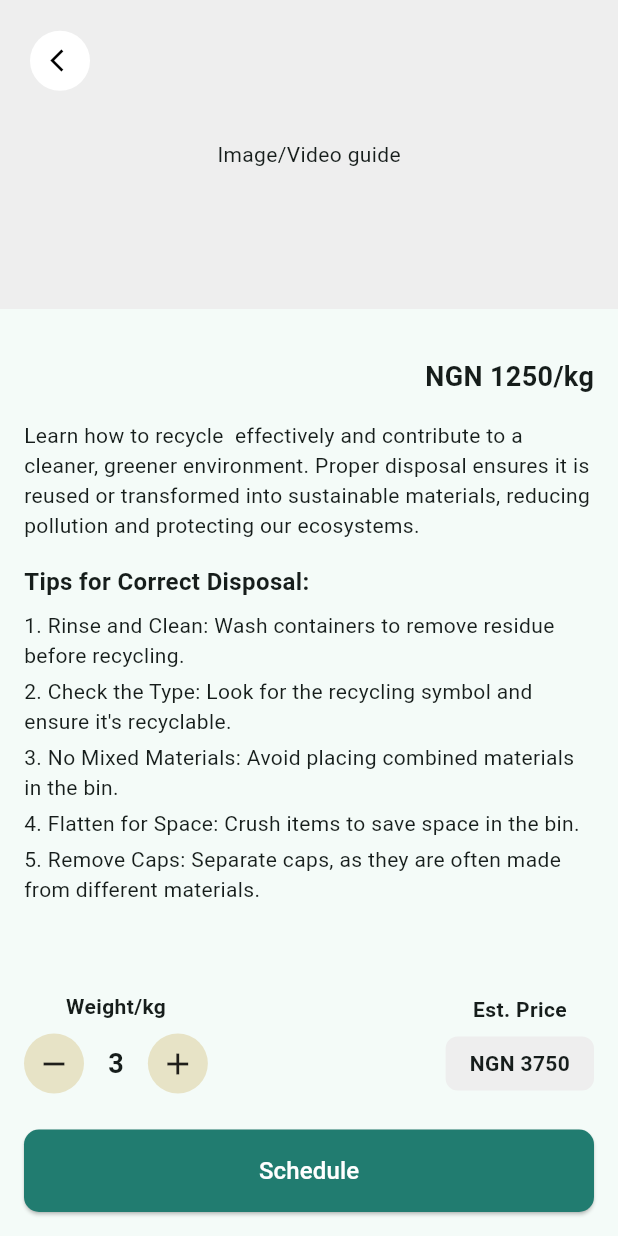
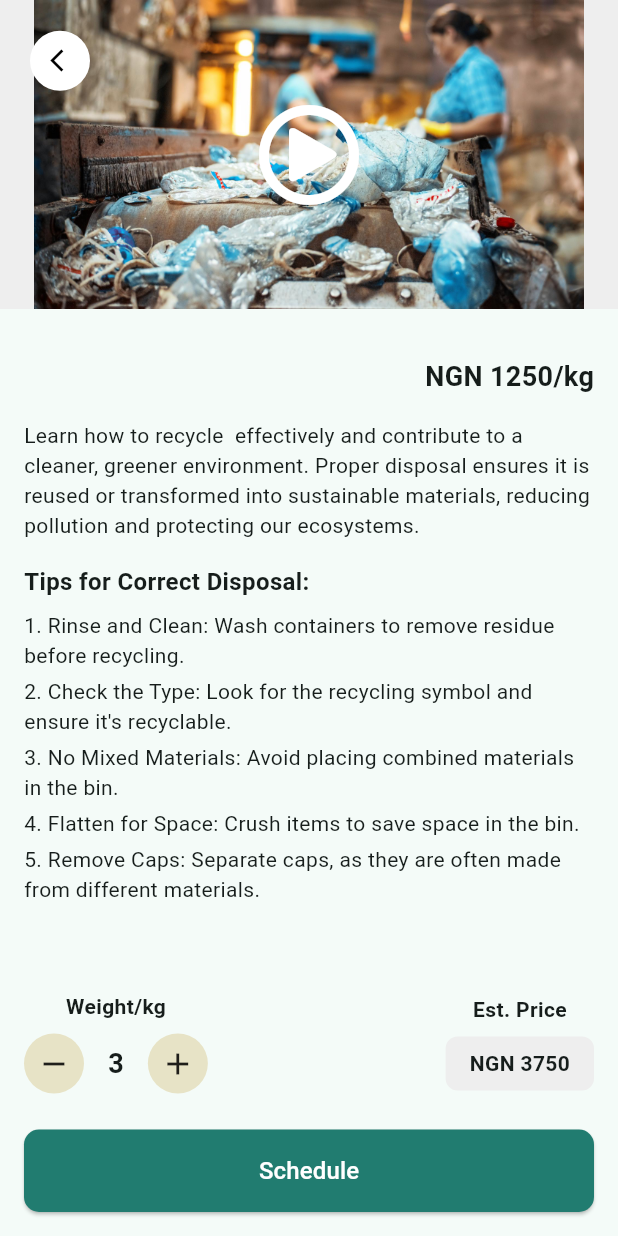
Before and after one commit to OJPTECHNOLOGIESLTD/Energy-C-Android, a Flutter app: the RecyclingPage screen opened directly with empty values, on a phone screen of 412 x 824 dp. Run offline on Flutter 3.47's test engine with Material 3 defaults, Android fonts, the light colour scheme and no system bars; our stand-ins replace smooth_page_indicator.

Commit message:
added few images and further simplified code

```diff
--- a/lib/Pages/screens/homepage/start_recycling_waste.dart
+++ b/lib/Pages/screens/homepage/start_recycling_waste.dart
@@ -15,7 +15,7 @@ class StartRecyclingWaste extends StatelessWidget {
           _buildSectionTitle('Recycle'),
           SizedBox(height: 8),
           SizedBox(
-            height: 350, // Adjust the height of the PageView to fit content
+            height: MediaQuery.of(context).size.height * 0.4, // Adjust the height of the PageView to fit content
             child: PageView.builder(
               itemCount: 3, // Define how many pages you want to display
               itemBuilder: (context, index) {
@@ -41,7 +41,19 @@ class StartRecyclingWaste extends StatelessWidget {
           title,
           style: TextStyle(fontSize: 20, fontWeight: FontWeight.bold),
         ),
-        Icon(Icons.arrow_forward),
+        GestureDetector(
+          onTap: (){
+            print('View All');
+          },
+          child: Container(
+            padding: EdgeInsets.symmetric(vertical: 5, horizontal: 10),
+            decoration:
+          BoxDecoration(color: Customcolors.teal,
+          borderRadius: BorderRadius.circular(40)),
+          child: Text('View All',
+          style: TextStyle(color: Customcolors.white, fontWeight: FontWeight.bold),),
+          ),
+        )
       ],
     );
   }
@@ -88,6 +100,7 @@ class PageviewItem extends StatelessWidget {
   Widget build(BuildContext context) {
     return SizedBox(
       width: MediaQuery.of(context).size.width * 1,
+
       child: Card(
         color: Customcolors.offwhite,
         shape: RoundedRectangleBorder(borderRadius: BorderRadius.circular(16)),
@@ -95,9 +108,9 @@ class PageviewItem extends StatelessWidget {
           padding: const EdgeInsets.symmetric(vertical: 50.0, horizontal: 16),
           child: Column(
             children: [
-              Image.asset('assets/recycle-bin.png', height: 150),
+              Image.asset('assets/Recycle-bin-green.png', width: 250),
               Container(
-                margin: EdgeInsets.only(top: 30),
+                margin: EdgeInsets.only(top: 10),
                 width: MediaQuery.of(context).size.width * 0.5,
                 height: 60,
                 child: ElevatedButton(
--- /dev/null
+++ b/lib/Pages/screens/pickups_recycle_pages/recycle_tip_video.dart
@@ -0,0 +1,74 @@
+import 'package:energy_chleen/utils/Helper.dart';
+import 'package:flutter/cupertino.dart';
+import 'package:flutter/material.dart';
+
+class RecycleTipVideo extends StatelessWidget {
+  const RecycleTipVideo({super.key});
+
+  @override
+  Widget build(BuildContext context) {
+    return Stack(
+              children: [
+                Container(
+                  height: MediaQuery.of(context).size.height * 0.25,
+                  color: Colors.grey.shade200,
+                  child: Center(
+                    child:Stack(
+                      children: [
+                        Image.asset('assets/vid.jpg'),
+                       Positioned(
+                        left: 0,
+                        right: 0,
+                        bottom: 0,
+                        top: 0,
+                        child: IconButton(
+                          onPressed: () {
+                            print('Play Video');
+                          },
+                          icon: Stack(
+                            children:
+                            [
+                              Icon(Icons.circle_outlined,
+                              size: 80,
+                              color: Customcolors.white,),
+                              Positioned(
+                                left: 5,
+                                right: 0,
+                                bottom: 0,
+                                top: 0,
+                                child: Icon(
+                                CupertinoIcons.play_arrow_solid,
+                                 size: 50,
+                                 color: Customcolors.white,),
+                              ),
+                               ]
+                               ),
+                               ),
+                              )
+                        ])),
+                ),
+                Positioned(
+                  left: 20,
+                  top: 16,
+                  child: Container(
+                    width: 40,
+                    padding: EdgeInsets.only(bottom: 1, left: 5),
+                    decoration: BoxDecoration(
+                      shape: BoxShape.circle,
+                      color: Colors.white,
+                    ),
+                    child: Center(
+                      child: IconButton(
+                        icon: Icon(Icons.arrow_back_ios, color: Colors.black, size: 18),
+                        onPressed: () {
+                          Navigator.pop(context);
+                        },
+                      ),
+                    ),
+                  ),
+                ),
+              ],
+            );
+
+  }
+}
--- a/lib/Pages/screens/pickups_recycle_pages/recyclingpage.dart
+++ b/lib/Pages/screens/pickups_recycle_pages/recyclingpage.dart
@@ -1,4 +1,5 @@
 import 'package:energy_chleen/Pages/screens/pickups_recycle_pages/pickup_details.dart';
+import 'package:energy_chleen/Pages/screens/pickups_recycle_pages/recycle_tip_video.dart';
 import 'package:energy_chleen/utils/Helper.dart';
 import 'package:flutter/material.dart';
 
@@ -21,35 +22,7 @@ class _RecyclingPageState extends State<RecyclingPage> {
       body: SafeArea(
         child: Column(
           children: [
-            Stack(
-              children: [
-                Container(
-                  height: MediaQuery.of(context).size.height * 0.25,
-                  color: Colors.grey.shade200,
-                  child: Center(child: Text('Image/Video guide')),
-                ),
-                Positioned(
-                  left: 20,
-                  top: 16,
-                  child: Container(
-                    width: 40,
-                    padding: EdgeInsets.only(bottom: 1, left: 5),
-                    decoration: BoxDecoration(
-                      shape: BoxShape.circle,
-                      color: Colors.white,
-                    ),
-                    child: Center(
-                      child: IconButton(
-                        icon: Icon(Icons.arrow_back_ios, color: Colors.black, size: 18),
-                        onPressed: () {
-                          Navigator.pop(context);
-                        },
-                      ),
-                    ),
-                  ),
-                ),
-              ],
-            ),
+            RecycleTipVideo(),
             SizedBox(height: 16),
 
             // Main Content Section
@@ -88,22 +61,7 @@ class _RecyclingPageState extends State<RecyclingPage> {
                     SizedBox(height: 16),
 
                     // Description
-                    Text(
-                      'Learn how to recycle ${widget.wasteType} effectively and contribute to a cleaner, greener environment. Proper disposal ensures it is reused or transformed into sustainable materials, reducing pollution and protecting our ecosystems.',
-                      style: TextStyle(fontSize: 14),
-                    ),
-                    SizedBox(height: 16),
-
-                    // Tips for Correct Disposal
-                    Text(
-                      'Tips for Correct Disposal:',
-                      style: TextStyle(
-                        fontWeight: FontWeight.bold,
-                        fontSize: 16,
-                      ),
-                    ),
-                    SizedBox(height: 8),
-                    _buildTips(),
+                    TipsWidget(wasteType: widget.wasteType),
 
                     Spacer(),
 
@@ -183,26 +141,6 @@ class _RecyclingPageState extends State<RecyclingPage> {
     );
   }
 
-  Widget _buildTips() {
-    return Column(
-      crossAxisAlignment: CrossAxisAlignment.start,
-      children: [
-        Text(
-            '1. Rinse and Clean: Wash containers to remove residue before recycling.'),
-        SizedBox(height: 4),
-        Text(
-            '2. Check the Type: Look for the recycling symbol and ensure it\'s recyclable.'),
-        SizedBox(height: 4),
-        Text(
-            '3. No Mixed Materials: Avoid placing combined materials in the bin.'),
-        SizedBox(height: 4),
-        Text('4. Flatten for Space: Crush items to save space in the bin.'),
-        SizedBox(height: 4),
-        Text('5. Remove Caps: Separate caps, as they are often made from different materials.'),
-      ],
-    );
-  }
-
   Widget _buildWeightSelector() {
     return Row(
       children: [
--- a/lib/utils/Helper.dart
+++ b/lib/utils/Helper.dart
@@ -24,7 +24,54 @@ class Customcolors {
   );
 }
 
-class CustomTexts
- {
-  static TextStyle boldtext=TextStyle(fontSize: 30, fontWeight: FontWeight.bold);
+
+class TipsWidget extends StatelessWidget {
+  final String wasteType;
+
+  const TipsWidget({Key? key, required this.wasteType}) : super(key: key);
+
+  @override
+  Widget build(BuildContext context) {
+    return Column(
+      crossAxisAlignment: CrossAxisAlignment.start,
+      children: [
+        // Description
+        Text(
+          'Learn how to recycle $wasteType effectively and contribute to a cleaner, greener environment. Proper disposal ensures it is reused or transformed into sustainable materials, reducing pollution and protecting our ecosystems.',
+          style: TextStyle(fontSize: 14),
+        ),
+        SizedBox(height: 16),
+
+        // Tips for Correct Disposal
+        Text(
+          'Tips for Correct Disposal:',
+          style: TextStyle(
+            fontWeight: FontWeight.bold,
+            fontSize: 16,
+          ),
+        ),
+        SizedBox(height: 8),
+
+        // Call to the _buildTips method
+        _buildTips(),
+      ],
+    );
+  }
+
+  Widget _buildTips() {
+    return Column(
+      crossAxisAlignment: CrossAxisAlignment.start,
+      children: const [
+        Text('1. Rinse and Clean: Wash containers to remove residue before recycling.'),
+        SizedBox(height: 4),
+        Text('2. Check the Type: Look for the recycling symbol and ensure it\'s recyclable.'),
+        SizedBox(height: 4),
+        Text('3. No Mixed Materials: Avoid placing combined materials in the bin.'),
+        SizedBox(height: 4),
+        Text('4. Flatten for Space: Crush items to save space in the bin.'),
+        SizedBox(height: 4),
+        Text('5. Remove Caps: Separate caps, as they are often made from different materials.'),
+      ],
+    );
+  }
 }
```
Also changed, not shown: assets/Recycle-bin-green.png (added), assets/vid.jpg (added).
